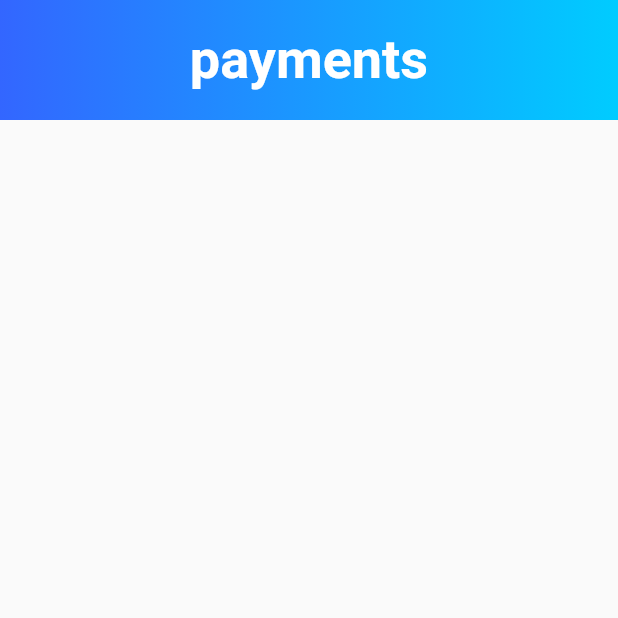
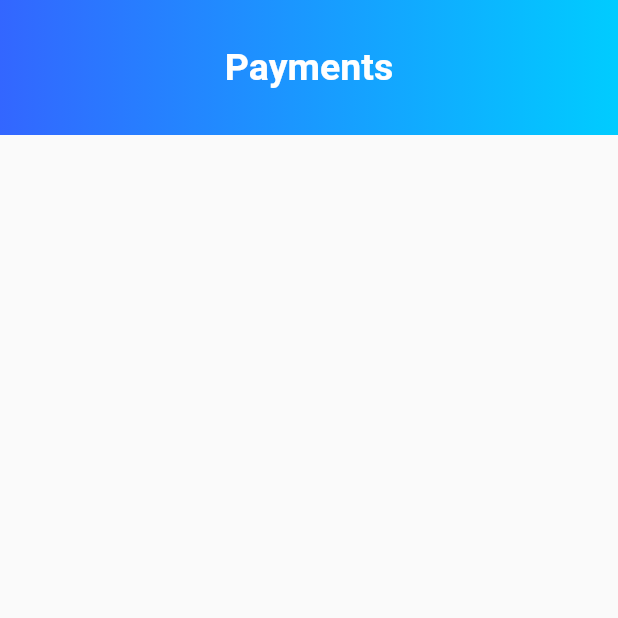
Before and after one commit to khallman97/CreditCardApp, a Flutter app: the screen it shows after launch, on a phone screen of 412 x 824 dp, the top half of it. Run offline on Flutter 3.47's test engine with Material 2 defaults, Android fonts, the phone set to English and light mode, and no system bars; Roboto replaces fonts that are missing (Poppins).

Commit message:
updated read me

```diff
--- a/lib/ui/home/GradientAppBar.dart
+++ b/lib/ui/home/GradientAppBar.dart
@@ -4,7 +4,7 @@ class GradientAppBar extends StatelessWidget {
 
 
   final String title;
-  final double barHeight = 80.0;
+  final double barHeight = 90.0;
 
 
   GradientAppBar(this.title);
@@ -41,7 +41,7 @@ class GradientAppBar extends StatelessWidget {
             color: Colors.white,
             fontFamily: 'Poppins',
             fontWeight: FontWeight.w600,
-            fontSize: 36.0
+            fontSize: 25.0
           )
         ),
       ),
--- a/lib/ui/home/HomePage.dart
+++ b/lib/ui/home/HomePage.dart
@@ -8,7 +8,7 @@ class HomePage extends StatelessWidget {
     return new Scaffold(
       body: new Column(
         children: <Widget>[
-          new GradientAppBar("payments"),
+          new GradientAppBar("Payments"),
         ],
       ),
     );
```
Also changed, not shown: 1 other file.
